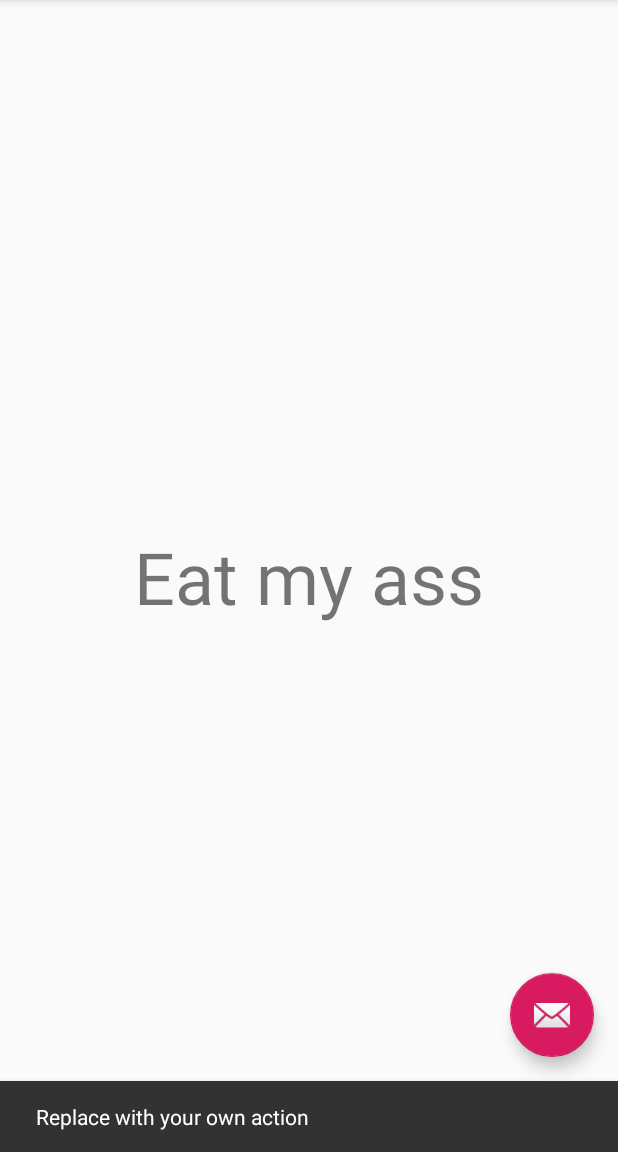
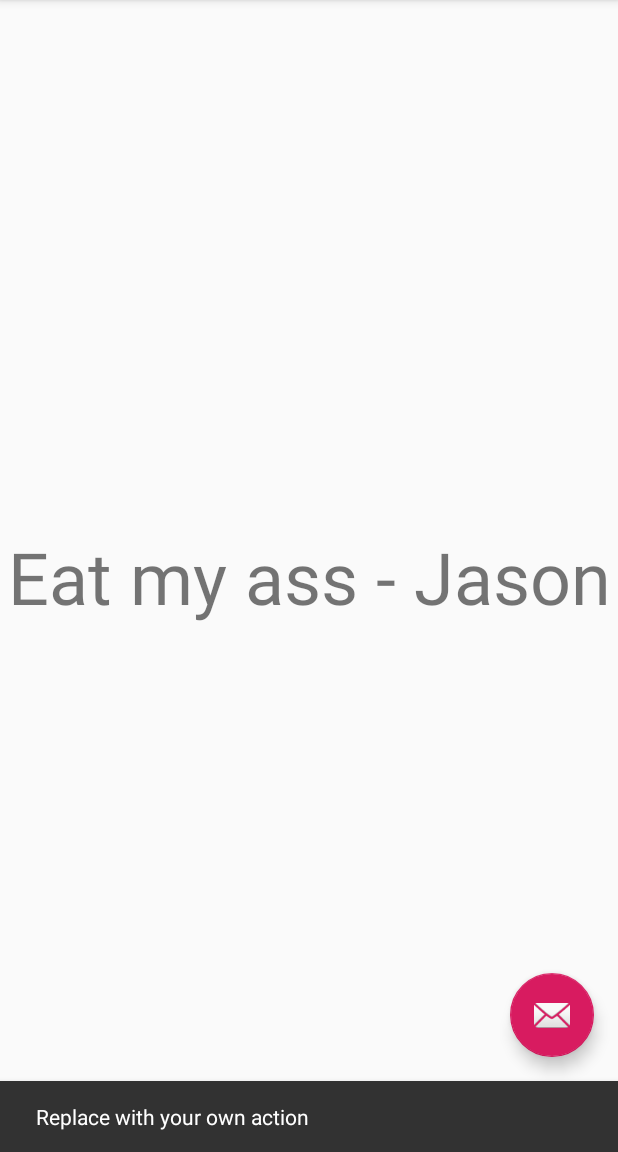
Before and after one commit to JPaik649/Eventify, an Android app: the screen it shows after launch (MainActivity), after a tap on an icon or button, on a phone screen of 412 x 824 dp, the part 84-1236 px from its top. Run offline under Robolectric (Android 15) with nearby library versions, the phone set to English and light mode, and no system bars.

Commit message:
Test Ignore

```diff
--- a/HelloWorldEventProject/app/src/main/res/values/strings.xml
+++ b/HelloWorldEventProject/app/src/main/res/values/strings.xml
@@ -1,5 +1,5 @@
 <resources>
     <string name="app_name">Current Events</string>
     <string name="action_settings">Settings</string>
-    <string name="test">Eat my ass</string>
+    <string name="test">Eat my ass - Jason</string>
 </resources>
```
Also changed, not shown: 2 other files.
